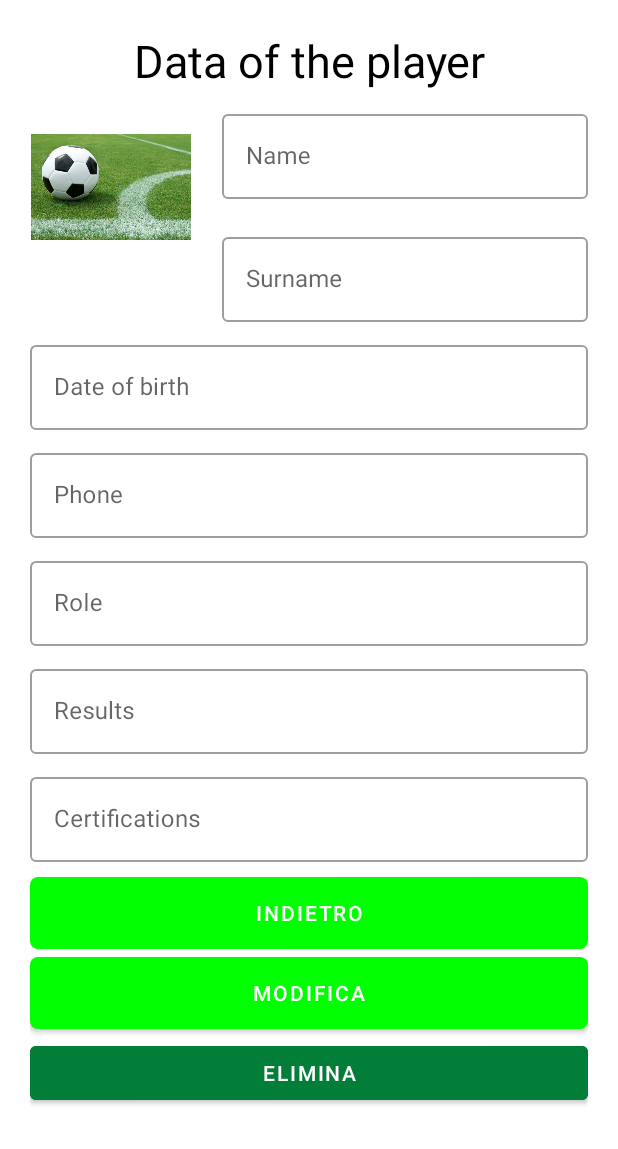
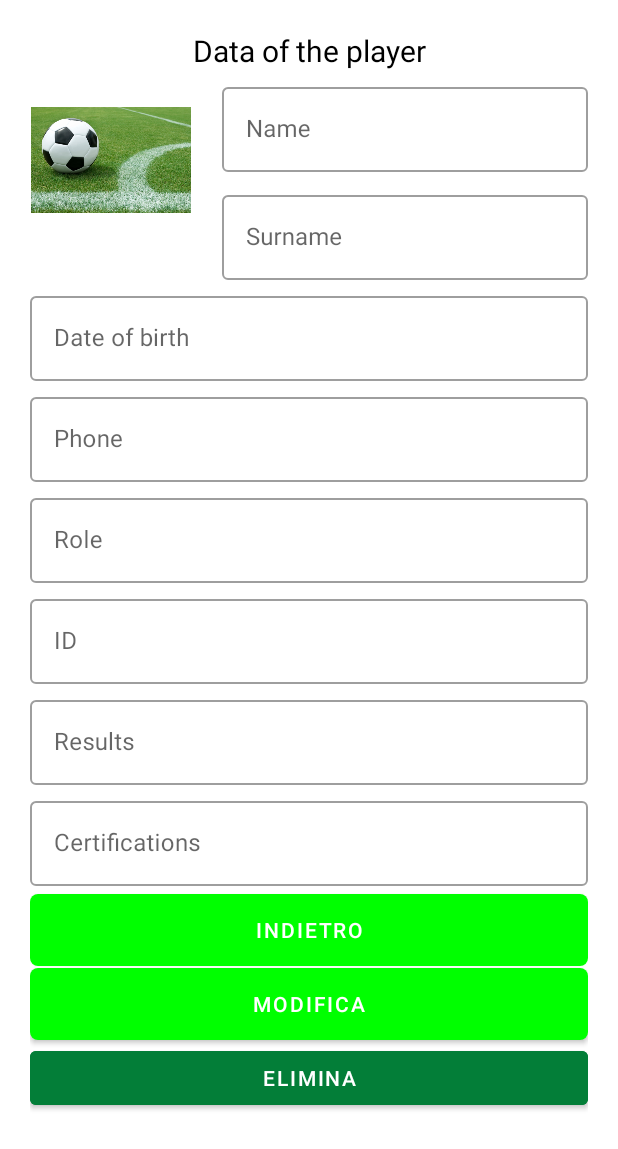
Before and after one commit to Tamagosci/FootballTeam, an Android app: the SeePlayerActivity screen opened directly, with no data from a screen before it, on a phone screen of 412 x 824 dp. Shown: the top 1149 px of the screen. Run offline under Robolectric (Android 15) with nearby library versions, the phone set to English and light mode, and no system bars; our stand-ins replace Firebase (no records; nobody signed in at launch, a user with empty details on screens opened directly); 8 statements that could not run were skipped.

```diff
--- a/app/src/main/java/com/dispositivimobili/footballteam/LoginActivity.kt
+++ b/app/src/main/java/com/dispositivimobili/footballteam/LoginActivity.kt
@@ -29,6 +29,7 @@ class LoginActivity : AppCompatActivity() {
         ButtonRegisterLoginActivity.setOnClickListener{
             val intent = Intent(this, RegisterActivity::class.java)
             startActivity(intent)
+            Log.d(TAG, "go to RegisterActivity")
         }
 
     }
@@ -39,12 +40,14 @@ class LoginActivity : AppCompatActivity() {
             mAuth.sendPasswordResetEmail(email)
                 .addOnCompleteListener( {
                     Toast.makeText(this, "Check your email", Toast.LENGTH_SHORT).show()
+                    Log.d(TAG, "sendPasswordResetEmail: Success")
                     val intent = Intent(this, LoginActivity::class.java)
                     startActivity(intent)
                     finish()
                 })
                 .addOnFailureListener({
                     Toast.makeText(this, "No reset password", Toast.LENGTH_SHORT).show()
+                    Log.d(TAG, "sendPasswordResetEmail: Failure")
                 })
         }
     }
--- a/app/src/main/java/com/dispositivimobili/footballteam/Player.kt
+++ b/app/src/main/java/com/dispositivimobili/footballteam/Player.kt
@@ -1,6 +1,4 @@
 package com.dispositivimobili.footballteam
-
-import java.util.*
 
 class Player {
 
@@ -11,11 +9,12 @@ class Player {
     var ruolo: String = ""
     var results: String = ""
     var certification: String = ""
+    var idnumero: String = ""
 
     constructor(){
     }
 
-    constructor(name: String, surname: String, date: String, phone: String, ruolo: String, results: String, certification: String) {
+    constructor(name: String, surname: String, date: String, phone: String, ruolo: String, results: String, certification: String, idnumero: String) {
         this.name = name
         this.surname = surname
         this.date = date
@@ -23,6 +22,7 @@ class Player {
         this.ruolo = ruolo
         this.results = results
         this.certification = certification
+        this.idnumero = idnumero
     }
 
     fun set(newPlayer: Player) {
--- a/app/src/main/java/com/dispositivimobili/footballteam/RegisterActivity.kt
+++ b/app/src/main/java/com/dispositivimobili/footballteam/RegisterActivity.kt
@@ -32,6 +32,7 @@ class RegisterActivity : AppCompatActivity() {
         val intent = Intent(this, LoginActivity::class.java)
         startActivity(intent)
         finish()
+        Log.d(TAG, "go to LoginActivity")
     }
 
     fun checkRegister(v: View?) {
--- a/app/src/main/java/com/dispositivimobili/footballteam/SeePlayerActivity.kt
+++ b/app/src/main/java/com/dispositivimobili/footballteam/SeePlayerActivity.kt
@@ -8,8 +8,6 @@ import android.view.View
 import android.widget.Toast
 import com.google.firebase.database.*
 import kotlinx.android.synthetic.main.activity_see_player.*
-import kotlinx.android.synthetic.main.add_player.*
-import kotlinx.android.synthetic.main.row.*
 
 class SeePlayerActivity : AppCompatActivity() {
     private var rootNode: FirebaseDatabase = FirebaseDatabase.getInstance()
@@ -20,21 +18,57 @@ class SeePlayerActivity : AppCompatActivity() {
         super.onCreate(savedInstanceState)
         setContentView(R.layout.activity_see_player)
 
+        //recupero dati da firebase
         val intent: Intent = getIntent()
-        val name = intent.getStringExtra("name")
-        val surname = intent.getStringExtra("surname")
-        val ruolo = intent.getStringExtra("ruolo")
-        val data = intent.getStringExtra("data")
-        val phone = intent.getStringExtra("phone")
-        val results = intent.getStringExtra("results")
-        val certification = intent.getStringExtra("certification")
-        namePlayerSeeActivity.setText(name)
-        surnamePlayerSeeActivity.setText(surname)
-        ruoloPlayerSeeActivity.setText(ruolo)
-        dataPlayerSeeActivity.setText(data)
-        phonePlayerSeeActivity.setText(phone)
-        resultsPlayerSeeActivity.setText(results)
-        certificationPlayerSeeActivity.setText(certification)
+        val id = intent.getIntExtra("idnumero",0)
+
+        reference.child(id.toString()).get()
+            .addOnSuccessListener {
+                Log.i("firebase", "Got key ${it.key}")
+                Log.i("firebase", "Got value ${it.value}")
+                for(i in "${it.value}"){
+                    val name = it.child("name").getValue()
+                    val surname = it.child("surname").getValue()
+                    val ruolo = it.child("ruolo").getValue()
+                    val data = it.child("date").getValue()
+                    val phone = it.child("phone").getValue()
+                    val results = it.child("results").getValue()
+                    val certification = it.child("certification").getValue()
+                    val idnumero = it.child("idnumero").getValue()
+                    namePlayerSeeActivity.setText(name.toString())
+                    surnamePlayerSeeActivity.setText(surname.toString())
+                    ruoloPlayerSeeActivity.setText(ruolo.toString())
+                    dataPlayerSeeActivity.setText(data.toString())
+                    phonePlayerSeeActivity.setText(phone.toString())
+                    resultsPlayerSeeActivity.setText(results.toString())
+                    certificationPlayerSeeActivity.setText(certification.toString())
+                    idnumeroPlayerSeeActivity.setText(idnumero.toString())
+                }
+            }.addOnFailureListener{
+            Log.e("firebase", "Error getting data", it)
+            }
+
+        /*reference.addValueEventListener(object: ValueEventListener{
+            override fun onDataChange(snapshot: DataSnapshot) {
+                var sb = StringBuilder()
+                for(i in snapshot.children) {
+                    var name = i.child("name").getValue()
+                    var surname = i.child("surname").getValue()
+                    namePlayerSeeActivity.setText(name.toString())
+                    surnamePlayerSeeActivity.setText(surname.toString())
+                }
+
+                //seconda opzione
+                if(snapshot!!.exixst()){
+
+                }
+            }
+
+            override fun onCancelled(error: DatabaseError) {
+                TODO("Not yet implemented")
+            }
+
+        })*/
     }
 
     fun onReturn(v: View){
@@ -51,6 +85,7 @@ class SeePlayerActivity : AppCompatActivity() {
         phonePlayerSeeActivity.isEnabled = true
         resultsPlayerSeeActivity.isEnabled = true
         certificationPlayerSeeActivity.isEnabled = true
+        idnumeroPlayerSeeActivity.isEnabled = true
         eliminabutton.setText("CONFERMA")
     }
 
@@ -70,9 +105,10 @@ class SeePlayerActivity : AppCompatActivity() {
             val ruolo = ruoloPlayerSeeActivity.getText().toString()
             val results = resultsPlayerSeeActivity.getText().toString()
             val certification = certificationPlayerSeeActivity.getText().toString()
+            val idnumero = idnumeroPlayerSeeActivity.getText().toString()
 
-            val helperClass: Player = Player(name, surname, date, phone, ruolo, results, certification)
-            reference.child(phone).setValue(helperClass)
+            val helperClass: Player = Player(name, surname, date, phone, ruolo, results, certification, idnumero)
+            reference.child(idnumero).setValue(helperClass)
             val intent = Intent(this, PrincipalActivity::class.java )
             startActivity(intent)
             Log.d(TAG, "modifyPlayer: Success")
--- a/app/src/main/res/layout/activity_principal.xml
+++ b/app/src/main/res/layout/activity_principal.xml
@@ -11,7 +11,7 @@
         android:id="@+id/listViewPrincipalActivity"
         android:layout_width="match_parent"
         android:layout_height="match_parent"
-        android:layout_marginTop="92dp" />
+        android:layout_marginTop="92dp"/>
 
     <include
         layout="@layout/toolbarprincipal"
--- a/app/src/main/res/layout/activity_see_player.xml
+++ b/app/src/main/res/layout/activity_see_player.xml
@@ -14,13 +14,13 @@
         android:text="@string/personal_date"
         android:textAlignment="center"
         android:textColor="@color/black"
-        android:textSize="30sp" />
+        android:textSize="20sp" />
 
     <LinearLayout
         android:layout_width="match_parent"
         android:layout_height="wrap_content"
-        android:layout_marginTop="10dp"
-        android:layout_marginBottom="10dp"
+        android:layout_marginTop="5dp"
+        android:layout_marginBottom="5dp"
         android:orientation="horizontal">
 
         <ImageView
@@ -40,7 +40,7 @@
                 android:layout_width="match_parent"
                 android:layout_height="wrap_content"
                 android:hint="@string/insert_name"
-                android:paddingBottom="20dp">
+                android:paddingBottom="10dp">
 
                 <com.google.android.material.textfield.TextInputEditText
                     android:id="@+id/namePlayerSeeActivity"
@@ -79,7 +79,7 @@
         android:layout_width="match_parent"
         android:layout_height="wrap_content"
         android:hint="@string/insert_databirth"
-        android:paddingBottom="10dp">
+        android:paddingBottom="5dp">
 
         <com.google.android.material.textfield.TextInputEditText
             android:id="@+id/dataPlayerSeeActivity"
@@ -97,7 +97,7 @@
         android:layout_width="match_parent"
         android:layout_height="wrap_content"
         android:hint="@string/insert_phone"
-        android:paddingBottom="10dp">
+        android:paddingBottom="5dp">
 
         <com.google.android.material.textfield.TextInputEditText
             android:id="@+id/phonePlayerSeeActivity"
@@ -115,10 +115,28 @@
         android:layout_width="match_parent"
         android:layout_height="wrap_content"
         android:hint="@string/insert_role"
-        android:paddingBottom="10dp">
+        android:paddingBottom="5dp">
 
         <com.google.android.material.textfield.TextInputEditText
             android:id="@+id/ruoloPlayerSeeActivity"
+            android:layout_width="match_parent"
+            android:layout_height="wrap_content"
+            android:enabled="false"
+            android:textColor="@color/black"
+            android:inputType="textPersonName">
+        </com.google.android.material.textfield.TextInputEditText>
+    </com.google.android.material.textfield.TextInputLayout>
+
+    <com.google.android.material.textfield.TextInputLayout
+        android:id="@+id/numeromagliaPlayerEsternaSeeActivity"
+        style="@style/Widget.MaterialComponents.TextInputLayout.OutlinedBox"
+        android:layout_width="match_parent"
+        android:layout_height="wrap_content"
+        android:hint="ID"
+        android:paddingBottom="5dp">
+
+        <com.google.android.material.textfield.TextInputEditText
+            android:id="@+id/idnumeroPlayerSeeActivity"
             android:layout_width="match_parent"
             android:layout_height="wrap_content"
             android:enabled="false"
@@ -133,7 +151,7 @@
         android:layout_width="match_parent"
         android:layout_height="wrap_content"
         android:hint="@string/insert_results"
-        android:paddingBottom="10dp">
+        android:paddingBottom="5dp">
 
         <com.google.android.material.textfield.TextInputEditText
             android:id="@+id/resultsPlayerSeeActivity"
@@ -151,7 +169,7 @@
         android:layout_width="match_parent"
         android:layout_height="wrap_content"
         android:hint="@string/insert_certification"
-        android:paddingBottom="10dp">
+        android:paddingBottom="5dp">
 
         <com.google.android.material.textfield.TextInputEditText
             android:id="@+id/certificationPlayerSeeActivity"
@@ -166,7 +184,7 @@
     <Button
         android:layout_width="match_parent"
         android:layout_height="wrap_content"
-        android:layout_marginBottom="5dp"
+        android:layout_marginBottom="1dp"
         android:background="@drawable/two_state_button"
         android:onClick="onReturn"
         android:text="INDIETRO"
@@ -175,7 +193,7 @@
     <Button
         android:layout_width="match_parent"
         android:layout_height="wrap_content"
-        android:layout_marginBottom="5dp"
+        android:layout_marginBottom="1dp"
         android:text="MODIFICA"
         android:onClick="onModify"
         android:textColor="@color/white"
--- a/app/src/main/res/layout/row.xml
+++ b/app/src/main/res/layout/row.xml
@@ -13,7 +13,6 @@
         android:layout_height="100dp"
         android:layout_gravity="center_vertical"
         android:layout_weight="1"
-        android:onClick="seePlayer"
         app:srcCompat="@android:drawable/sym_def_app_icon" />
 
     <LinearLayout
@@ -29,7 +28,6 @@
             android:layout_width="match_parent"
             android:layout_height="wrap_content"
             android:text="Name"
-            android:onClick="seePlayer"
             android:textSize="24sp"
             android:textStyle="bold"/>
 
@@ -38,7 +36,6 @@
             android:layout_width="match_parent"
             android:layout_height="wrap_content"
             android:text="Surname"
-            android:onClick="seePlayer"
             android:textColor="@color/purple_700"/>
     </LinearLayout>
 
@@ -49,7 +46,6 @@
         android:layout_gravity="center_vertical"
         android:layout_weight="1"
         android:text="Ruolo"
-        android:onClick="seePlayer"
         android:textSize="36sp"/>
 
     <TextView
```
Also changed, not shown: app/src/main/java/com/dispositivimobili/footballteam/AddFootballerActivity.kt (+5 -5 lines), app/src/main/java/com/dispositivimobili/footballteam/PrincipalActivity.kt (+20 -21 lines), app/src/main/res/layout/add_player.xml (+27 -11 lines).
